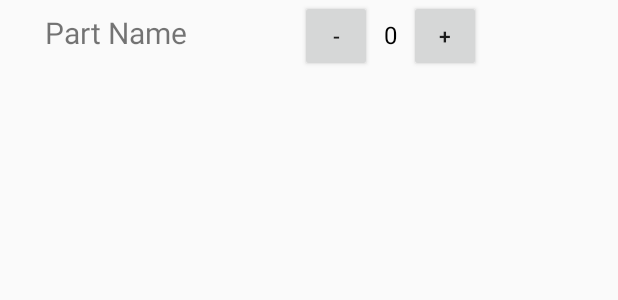
After one commit to c3ko/Parts-Crib-Android, an Android app: the layout cart_list_item.xml on its own in the app's theme, with its tools: preview values and no code run, on a phone screen of 412 x 824 dp. The commit adds this screen. Shown: the top 300 px of the screen. Run offline under Robolectric (Android 15) with nearby library versions, the phone set to English and light mode, and no system bars.

Commit message:
created cart listview

```diff
--- /dev/null
+++ b/app/src/main/res/layout/cart_list_item.xml
@@ -0,0 +1,45 @@
+<?xml version="1.0" encoding="utf-8"?>
+<LinearLayout xmlns:android="http://schemas.android.com/apk/res/android"
+    android:orientation="horizontal" android:layout_width="match_parent"
+    android:layout_height="match_parent">
+
+    <TextView
+        android:id="@+id/part_name"
+        android:layout_width="190dp"
+        android:layout_height="48dp"
+        android:paddingLeft="30dp"
+        android:paddingTop="8dp"
+        android:text="Part Name"
+        android:textSize="20sp" />
+    <LinearLayout
+        android:id="@+id/quantity_checkbox"
+        android:layout_width="wrap_content"
+        android:layout_height="48dp"
+        android:paddingLeft="10dp"
+
+        android:orientation="horizontal">
+
+        <Button
+            android:id="@+id/quantity_minus_button"
+            style="@style/QuantityPickerButtonStyle"
+            android:text="-" />
+
+        <TextView
+            android:id="@+id/quantity_text_view"
+            android:layout_width="wrap_content"
+            android:layout_height="wrap_content"
+            android:paddingLeft="8dp"
+            android:paddingRight="8dp"
+            android:text="@string/initial_quantity_value"
+            android:textColor="@android:color/black"
+            android:textSize="16sp" />
+
+        <Button
+            android:id="@+id/quantity_plus_button"
+            style="@style/QuantityPickerButtonStyle"
+            android:text="+" />
+
+    </LinearLayout>
+
+
+</LinearLayout>
```
Also changed, not shown: app/src/main/java/com/partscrib/partscribmanagementsystem/NewRequestActivity.java (+32 -5 lines), app/src/main/java/com/partscrib/partscribmanagementsystem/PartsActivity.java (+9 -51 lines), app/src/main/java/com/partscrib/partscribmanagementsystem/model/CartAdapter.java (added, +80 -0 lines), app/src/main/java/com/partscrib/partscribmanagementsystem/model/PartAdapter.java (+8 -3 lines), app/src/main/java/com/partscrib/partscribmanagementsystem/model/PartExpandableListAdapter.java (+25 -21 lines), app/src/main/res/layout/content_new_request.xml (+9 -1 lines), app/src/main/res/layout/list_new_part_item.xml (+8 -30 lines).
